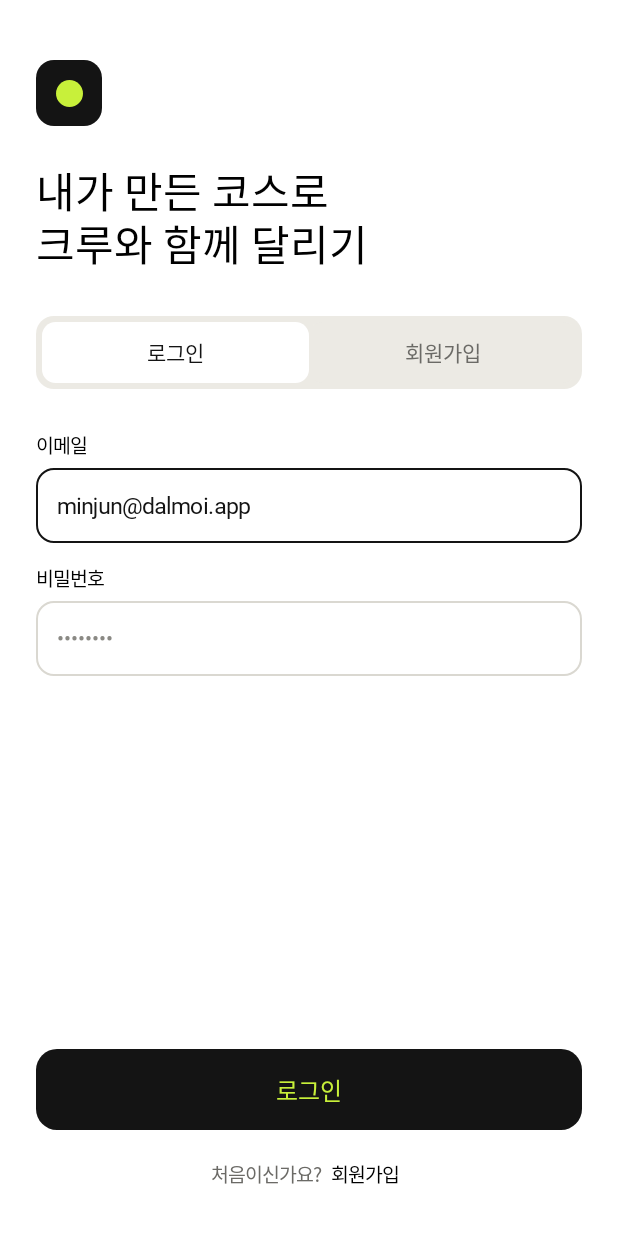
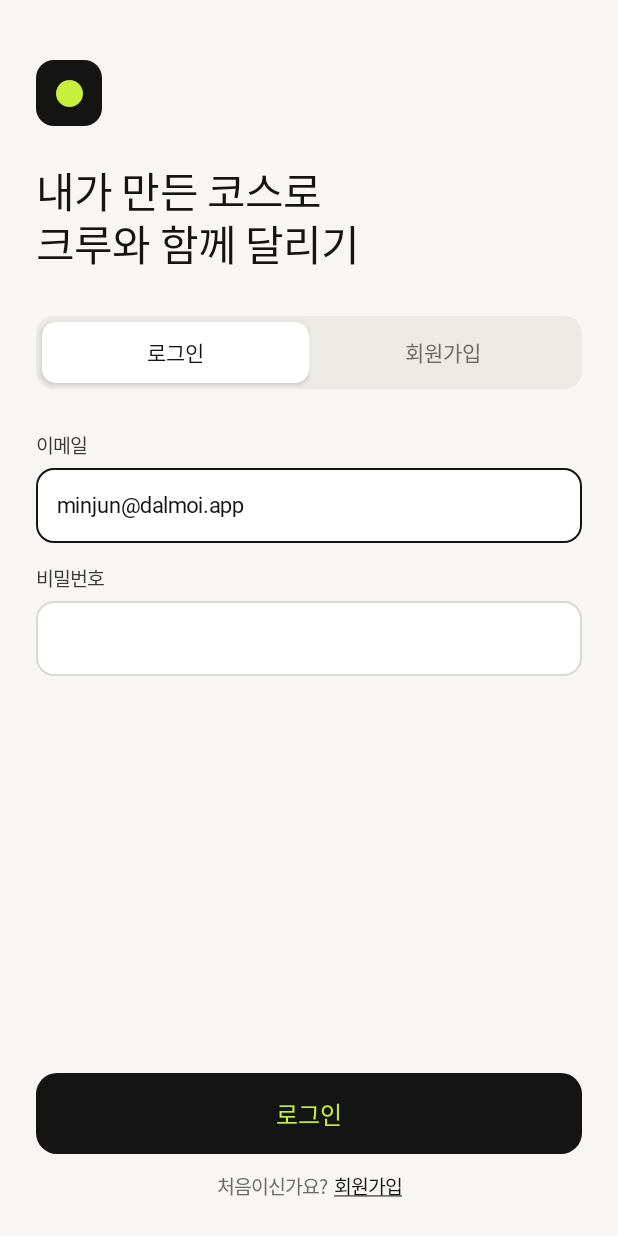
Before and after one commit to sor999/dalmoi, an Android app built with Jetpack Compose: the composable AuthScreen shown on its own in the app's theme, on a phone screen of 412 x 824 dp. Run offline under Robolectric (Android 15) with nearby library versions, the phone set to English and light mode, and no system bars; Roboto replaces fonts that are not available here; 3 statements that could not run were skipped.

Commit message:
fix: 피그마 기준 로그인 화면 정리
- 인증 탭과 입력란 및 회원가입 링크 스타일 보정
- 진행 표시를 버튼 안으로 이동하고 오류 상태 검증 추가

```diff
--- a/android/app/src/main/java/com/sor999/dalmoi/presentation/auth/AuthScreen.kt
+++ b/android/app/src/main/java/com/sor999/dalmoi/presentation/auth/AuthScreen.kt
@@ -1,5 +1,6 @@
 package com.sor999.dalmoi.presentation.auth
 
+import androidx.compose.foundation.Image
 import androidx.compose.foundation.background
 import androidx.compose.foundation.clickable
 import androidx.compose.foundation.layout.Arrangement
@@ -19,16 +20,25 @@ import androidx.compose.foundation.shape.CircleShape
 import androidx.compose.foundation.shape.RoundedCornerShape
 import androidx.compose.foundation.text.KeyboardOptions
 import androidx.compose.foundation.verticalScroll
+import androidx.compose.material3.CircularProgressIndicator
 import androidx.compose.runtime.Composable
 import androidx.compose.ui.Alignment
 import androidx.compose.ui.Modifier
+import androidx.compose.ui.draw.clip
+import androidx.compose.ui.draw.shadow
+import androidx.compose.ui.platform.LocalFocusManager
 import androidx.compose.ui.platform.testTag
+import androidx.compose.ui.res.painterResource
+import androidx.compose.ui.semantics.LiveRegionMode
 import androidx.compose.ui.semantics.Role
+import androidx.compose.ui.semantics.liveRegion
 import androidx.compose.ui.semantics.selected
 import androidx.compose.ui.semantics.semantics
+import androidx.compose.ui.text.TextStyle
 import androidx.compose.ui.text.font.FontWeight
 import androidx.compose.ui.text.input.KeyboardType
 import androidx.compose.ui.text.input.PasswordVisualTransformation
+import androidx.compose.ui.text.style.TextDecoration
 import androidx.compose.ui.unit.dp
 import androidx.compose.ui.unit.sp
 import com.sor999.dalmoi.R
@@ -37,6 +47,7 @@ import com.sor999.dalmoi.presentation.common.component.ActionButton
 import com.sor999.dalmoi.presentation.common.component.Body
 import com.sor999.dalmoi.presentation.common.component.LabeledInput
 import com.sor999.dalmoi.presentation.common.component.label
+import com.sor999.dalmoi.presentation.common.theme.Corners
 import com.sor999.dalmoi.presentation.common.theme.Palette
 import com.sor999.dalmoi.presentation.common.theme.Spacing
 
@@ -50,19 +61,21 @@ fun AuthScreen(
     onContinue: () -> Unit,
     modifier: Modifier = Modifier,
     busy: Boolean = false,
+    errorMessage: String? = null,
 ) {
+    val focusManager = LocalFocusManager.current
     BoxWithConstraints(modifier.fillMaxSize().imePadding()) {
         val minimumHeight = maxHeight
         Column(
             Modifier.fillMaxWidth().verticalScroll(rememberScrollState()).heightIn(min = minimumHeight)
-                .padding(start = 24.dp, end = 24.dp, top = 40.dp, bottom = 24.dp),
+                .padding(start = Spacing.Large, end = Spacing.Large, top = 40.dp, bottom = Spacing.Large),
             verticalArrangement = Arrangement.spacedBy(28.dp),
         ) {
             Column(verticalArrangement = Arrangement.spacedBy(10.dp)) {
                 Box(
                     Modifier.size(44.dp).background(
                         Palette.Ink,
-                        RoundedCornerShape(12.dp),
+                        RoundedCornerShape(Corners.Input),
                     ),
                     contentAlignment = Alignment.Center,
                 ) {
@@ -70,21 +83,26 @@ fun AuthScreen(
                 }
                 Body(
                     label(R.string.auth_headline),
-                    Modifier.padding(top = 12.dp),
+                    Modifier.padding(top = Spacing.Medium),
                     size = 28.sp,
                     weight = FontWeight.Bold,
                     lineHeight = 35.sp,
+                    letterSpacing = (-0.56).sp,
                 )
             }
-            Row(Modifier.fillMaxWidth().background(Palette.Soft, RoundedCornerShape(12.dp)).padding(4.dp)) {
+            Row(
+                Modifier.fillMaxWidth()
+                    .background(Palette.Soft, RoundedCornerShape(Corners.Input))
+                    .padding(Spacing.Tiny),
+            ) {
+                val tabShape = RoundedCornerShape(Corners.AuthTab)
                 listOf(R.string.auth_login, R.string.auth_signup).forEachIndexed { index, id ->
                     val selected = state.signingUp == (index == 1)
                     Box(
-                        Modifier.weight(1f).heightIn(min = 40.dp)
-                            .background(
-                                if (selected) Palette.White else Palette.Soft,
-                                RoundedCornerShape(9.dp),
-                            )
+                        Modifier.weight(1f)
+                            .shadow(if (selected) 2.dp else 0.dp, tabShape)
+                            .clip(tabShape)
+                            .background(if (selected) Palette.White else Palette.Soft)
                             .semantics { this.selected = selected }
                             .clickable(enabled = !busy, role = Role.Tab) { onSignup(index == 1) }.padding(10.dp),
                         contentAlignment = Alignment.Center,
@@ -93,6 +111,7 @@ fun AuthScreen(
                             label(id),
                             weight = if (selected) FontWeight.SemiBold else FontWeight.Normal,
                             color = if (selected) Palette.Ink else Palette.Secondary,
+                            lineHeight = 17.sp,
                         )
                     }
                 }
@@ -104,6 +123,8 @@ fun AuthScreen(
                     onEmail,
                     strong = true,
                     keyboardOptions = KeyboardOptions(keyboardType = KeyboardType.Email),
+                    labelColor = Palette.InputLabel,
+                    inputTextStyle = TextStyle(fontSize = 14.4.sp),
                 )
                 LabeledInput(
                     label(R.string.auth_password),
@@ -111,33 +132,69 @@ fun AuthScreen(
                     onPassword,
                     keyboardOptions = KeyboardOptions(keyboardType = KeyboardType.Password),
                     transformation = PasswordVisualTransformation(),
-                    placeholder = "••••••••",
+                    labelColor = Palette.InputLabel,
+                    inputTextStyle = TextStyle(fontSize = 18.sp, letterSpacing = 3.6.sp),
                 )
-                if (state.signingUp) LabeledInput(label(R.string.auth_nickname), state.nickname, onNickname)
-                if (state.authError) Body(label(R.string.auth_error), size = 13.sp, color = Palette.Error)
+                if (state.signingUp) {
+                    LabeledInput(
+                        label(R.string.auth_nickname),
+                        state.nickname,
+                        onNickname,
+                        labelColor = Palette.InputLabel,
+                    )
+                }
+                val error = errorMessage ?: if (state.authError) label(R.string.auth_error) else null
+                error?.let {
+                    Row(
+                        Modifier.semantics { liveRegion = LiveRegionMode.Polite },
+                        horizontalArrangement = Arrangement.spacedBy(Spacing.Small),
+                        verticalAlignment = Alignment.CenterVertically,
+                    ) {
+                        Image(
+                            painterResource(R.drawable.ic_auth_error),
+                            contentDescription = null,
+                            modifier = Modifier.size(Spacing.Card),
+                        )
+                        Body(it, size = 13.sp, weight = FontWeight.Medium, color = Palette.Error, lineHeight = 16.sp)
+                    }
+                }
             }
             Spacer(Modifier.weight(1f).heightIn(min = Spacing.Small))
             Column(
-                verticalArrangement = Arrangement.spacedBy(12.dp),
+                verticalArrangement = Arrangement.spacedBy(Spacing.Medium),
                 horizontalAlignment = Alignment.CenterHorizontally,
             ) {
-                ActionButton(
-                    label(if (state.signingUp) R.string.auth_signup else R.string.auth_login),
-                    onContinue,
-                    modifier = Modifier.testTag("auth-submit"),
-                    enabled = !busy,
-                )
-                Row(verticalAlignment = Alignment.CenterVertically) {
-                    Body(label(R.string.auth_first), size = 13.sp, color = Palette.Secondary)
+                Box(Modifier.fillMaxWidth(), contentAlignment = Alignment.CenterEnd) {
+                    ActionButton(
+                        label(if (state.signingUp) R.string.auth_signup else R.string.auth_login),
+                        {
+                            focusManager.clearFocus()
+                            onContinue()
+                        },
+                        modifier = Modifier.testTag("auth-submit"),
+                        enabled = !busy,
+                    )
+                    if (busy) {
+                        CircularProgressIndicator(
+                            modifier = Modifier.padding(end = Spacing.Card).size(Spacing.Card).testTag("api-loading"),
+                            color = Palette.Ink,
+                            trackColor = Palette.Border,
+                            strokeWidth = 2.dp,
+                        )
+                    }
+                }
+                Row(
+                    horizontalArrangement = Arrangement.spacedBy(Spacing.Tiny),
+                    verticalAlignment = Alignment.CenterVertically,
+                ) {
+                    Body(label(R.string.auth_first), size = 13.sp, color = Palette.Secondary, lineHeight = 16.sp)
                     Body(
                         label(R.string.auth_signup),
-                        Modifier.clickable(enabled = !busy) { onSignup(true) }.padding(
-                            horizontal = 6.dp,
-                            vertical = 8.dp,
-                        ),
-
+                        Modifier.clickable(enabled = !busy, role = Role.Button) { onSignup(true) },
                         size = 13.sp,
                         weight = FontWeight.SemiBold,
+                        lineHeight = 16.sp,
+                        textDecoration = TextDecoration.Underline,
                     )
                 }
             }
--- a/android/app/src/main/java/com/sor999/dalmoi/presentation/common/component/DalmoiComponents.kt
+++ b/android/app/src/main/java/com/sor999/dalmoi/presentation/common/component/DalmoiComponents.kt
@@ -40,6 +40,7 @@ import androidx.compose.ui.text.PlatformTextStyle
 import androidx.compose.ui.text.TextStyle
 import androidx.compose.ui.text.font.FontWeight
 import androidx.compose.ui.text.input.VisualTransformation
+import androidx.compose.ui.text.style.TextDecoration
 import androidx.compose.ui.unit.Dp
 import androidx.compose.ui.unit.TextUnit
 import androidx.compose.ui.unit.dp
@@ -62,6 +63,8 @@ fun Body(
     weight: FontWeight = FontWeight.Normal,
     color: Color = LocalContentColor.current,
     lineHeight: TextUnit = size * 1.25f,
+    letterSpacing: TextUnit = TextUnit.Unspecified,
+    textDecoration: TextDecoration? = null,
 ) {
     Text(
         text,
@@ -72,6 +75,8 @@ fun Body(
             fontSize = size,
             fontWeight = weight,
             lineHeight = lineHeight,
+            letterSpacing = letterSpacing,
+            textDecoration = textDecoration,
             platformStyle = PlatformTextStyle(includeFontPadding = false),
         ),
     )
@@ -262,10 +267,12 @@ fun LabeledInput(
     numeric: Boolean = false,
     placeholder: String = "",
     showLabel: Boolean = true,
+    labelColor: Color = LocalContentColor.current,
+    inputTextStyle: TextStyle = TextStyle.Default,
 ) {
     var focused by remember { mutableStateOf(false) }
     Column(modifier, verticalArrangement = Arrangement.spacedBy(6.dp)) {
-        if (showLabel && title.isNotEmpty()) Body(title, size = 13.sp, weight = FontWeight.SemiBold)
+        if (showLabel && title.isNotEmpty()) Body(title, size = 13.sp, weight = FontWeight.SemiBold, color = labelColor)
         BasicTextField(
             value = value, onValueChange = onValueChange,
             modifier = Modifier.fillMaxWidth().heightIn(min = 50.dp)
@@ -283,7 +290,7 @@ fun LabeledInput(
                 fontSize = if (numeric) 22.sp else 15.sp,
                 letterSpacing = if (numeric) 2.64.sp else 0.sp,
                 color = Palette.Ink,
-            ),
+            ).merge(inputTextStyle),
             singleLine = true, cursorBrush = SolidColor(Palette.Ink),
             keyboardOptions = keyboardOptions, visualTransformation = transformation,
             decorationBox = { field ->
--- a/android/app/src/main/java/com/sor999/dalmoi/presentation/common/theme/DalmoiTheme.kt
+++ b/android/app/src/main/java/com/sor999/dalmoi/presentation/common/theme/DalmoiTheme.kt
@@ -23,6 +23,7 @@ object Palette {
     val Faint = Color(0xFFA9A8A2)
     val Border = Color(0xFFE2E0DA)
     val InputBorder = Color(0xFFDAD8D1)
+    val InputLabel = Color(0xFF3A3936)
     val Divider = Color(0xFFEFEDE8)
     val Soft = Color(0xFFECEAE4)
     val Error = Color(0xFFD9472B)
@@ -45,6 +46,7 @@ object Spacing {
 
 object Corners {
     val Input = 12.dp
+    val AuthTab = 9.dp
     val Button = 14.dp
     val Card = 18.dp
     val Panel = 24.dp
```
Also changed, not shown: android/app/src/main/java/com/sor999/dalmoi/presentation/backend/BackendApp.kt (+8 -7 lines), android/app/src/main/res/drawable-xxhdpi/ic_auth_error.png (added), 1 other file.
